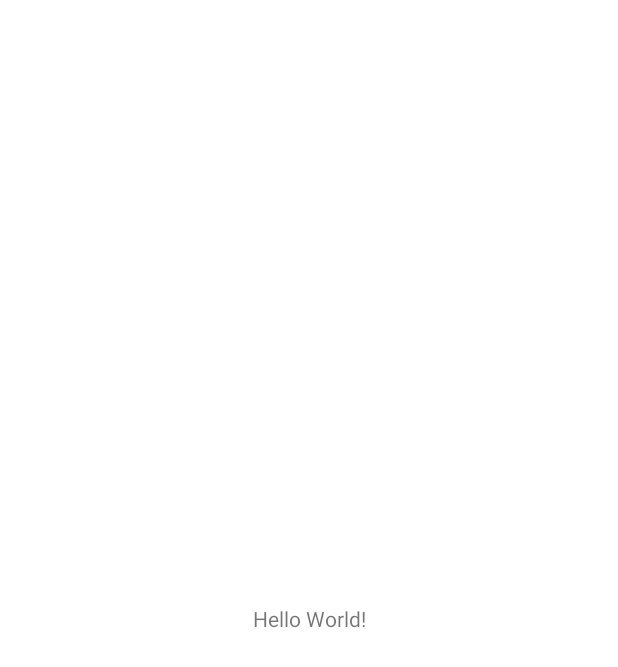
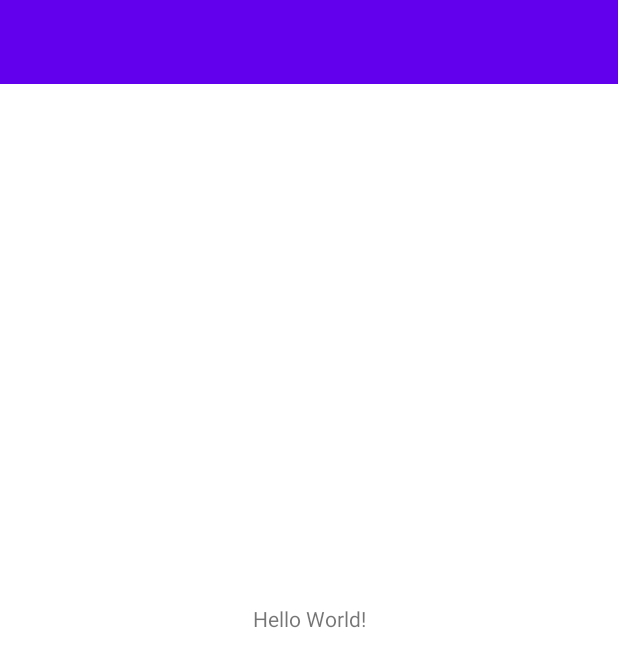
Before and after one commit to JoaumPkdjg/Galeria, an Android app: the screen it shows after launch (MainActivity), on a phone screen of 412 x 824 dp. Before the commit the part shown is almost empty. Shown: the top 667 px of the screen. Run offline under Robolectric (Android 15) with nearby library versions, the phone set to English and light mode, and no system bars.

Commit message:
Mudança de cores

```diff
--- a/app/src/main/res/layout/activity_main.xml
+++ b/app/src/main/res/layout/activity_main.xml
@@ -15,4 +15,15 @@
         app:layout_constraintStart_toStartOf="parent"
         app:layout_constraintTop_toTopOf="parent" />
 
+    <androidx.appcompat.widget.Toolbar
+        android:id="@+id/toolbar"
+        android:layout_width="0dp"
+        android:layout_height="wrap_content"
+        android:background="?attr/colorPrimary"
+        android:minHeight="?attr/actionBarSize"
+        android:theme="?attr/actionBarTheme"
+        app:layout_constraintEnd_toEndOf="parent"
+        app:layout_constraintStart_toStartOf="parent"
+        app:layout_constraintTop_toTopOf="parent" />
+
 </androidx.constraintlayout.widget.ConstraintLayout>
--- a/app/src/main/res/values-night/themes.xml
+++ b/app/src/main/res/values-night/themes.xml
@@ -3,7 +3,7 @@
     <style name="Theme.Galeria" parent="Theme.MaterialComponents.DayNight.DarkActionBar">
         <!-- Primary brand color. -->
         <item name="colorPrimary">@color/purple_200</item>
-        <item name="colorPrimaryVariant">@color/purple_700</item>
+        <item name="colorPrimaryVariant">@color/background</item>
         <item name="colorOnPrimary">@color/black</item>
         <!-- Secondary brand color. -->
         <item name="colorSecondary">@color/teal_200</item>
--- a/app/src/main/res/values/colors.xml
+++ b/app/src/main/res/values/colors.xml
@@ -2,7 +2,7 @@
 <resources>
     <color name="purple_200">#FFBB86FC</color>
     <color name="purple_500">#FF6200EE</color>
-    <color name="purple_700">#FF3700B3</color>
+    <color name="background">#D4EDF4</color>
     <color name="teal_200">#FF03DAC5</color>
     <color name="teal_700">#FF018786</color>
     <color name="black">#FF000000</color>
--- a/app/src/main/res/values/themes.xml
+++ b/app/src/main/res/values/themes.xml
@@ -3,7 +3,7 @@
     <style name="Theme.Galeria" parent="Theme.MaterialComponents.DayNight.NoActionBar">
         <!-- Primary brand color. -->
         <item name="colorPrimary">@color/purple_500</item>
-        <item name="colorPrimaryVariant">@color/purple_700</item>
+        <item name="colorPrimaryVariant">@color/background</item>
         <item name="colorOnPrimary">@color/white</item>
         <!-- Secondary brand color. -->
         <item name="colorSecondary">@color/teal_200</item>
```
